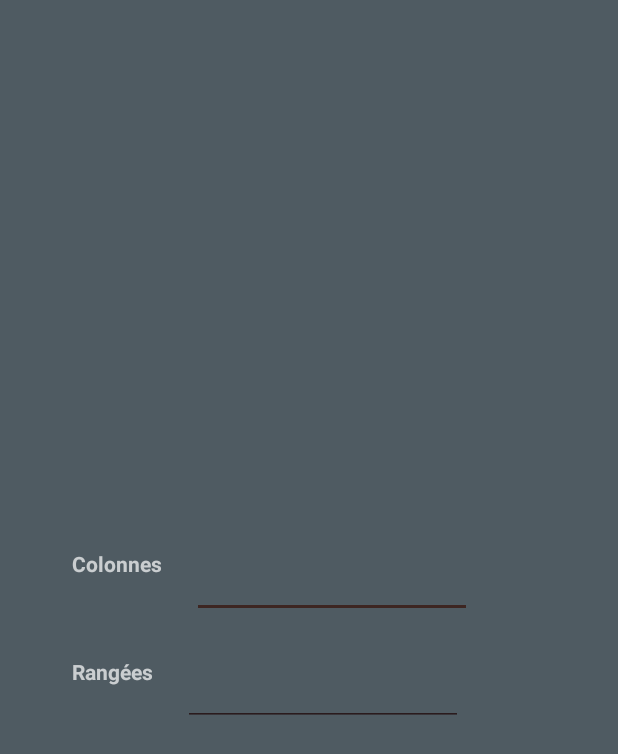
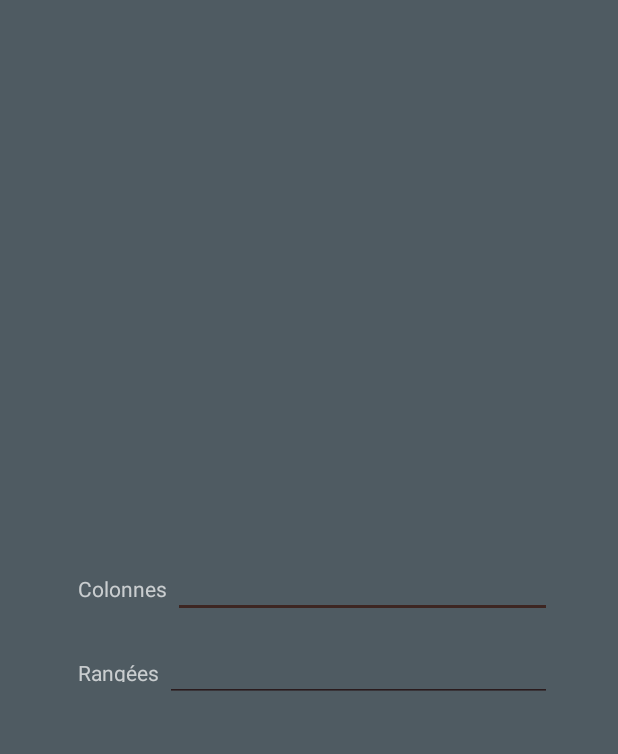
Before and after one commit to masalthunlass/gameOfLife, an Android app: the layout create_grid_dialog_layout.xml on its own in the app's theme, with its tools: preview values and no code run, on a phone screen of 412 x 824 dp. Shown: the top 754 px of the screen. Run offline under Robolectric (Android 15) with nearby library versions, the phone set to English and light mode, and no system bars.

Commit message:
menu + 1 dialog

```diff
--- a/app/build.gradle
+++ b/app/build.gradle
@@ -18,13 +18,16 @@ android {
             proguardFiles getDefaultProguardFile('proguard-android.txt'), 'proguard-rules.pro'
         }
     }
+
 }
+
 def androidArchVersion = '1.1.1'
 dependencies {
     implementation fileTree(dir: 'libs', include: ['*.jar'])
     implementation "org.jetbrains.kotlin:kotlin-stdlib:$kotlin_version"
     implementation 'com.android.support:appcompat-v7:25.1.0'
     implementation 'com.android.support:design:25.1.0'
+    implementation 'com.github.HITGIF:TextFieldBoxes:3.1.7'
     implementation "android.arch.lifecycle:extensions:$androidArchVersion"
     implementation 'com.android.support:support-v4:25.1.0'
     testImplementation 'junit:junit:4.12'
@@ -32,4 +35,6 @@ dependencies {
     testImplementation "android.arch.core:core-testing:$androidArchVersion"
     androidTestImplementation 'com.android.support.test:runner:1.0.2'
     androidTestImplementation 'com.android.support.test.espresso:espresso-core:3.0.2'
+
+
 }
--- a/app/src/main/AndroidManifest.xml
+++ b/app/src/main/AndroidManifest.xml
@@ -5,9 +5,9 @@
     <application
         android:allowBackup="true"
         android:icon="@mipmap/ic_launcher"
+        android:label="@string/app_name"
         android:roundIcon="@mipmap/ic_launcher_round"
-        android:supportsRtl="true"
-        android:theme="@style/AppTheme">
+        android:supportsRtl="true">
 
 
         <activity
--- a/app/src/main/java/com/example/masala/gameoflife/presentation/GridActivity.kt
+++ b/app/src/main/java/com/example/masala/gameoflife/presentation/GridActivity.kt
@@ -40,7 +40,7 @@ class GridActivity : AppCompatActivity() {
 
     private fun displayGrid(mViewModel: GridViewModel, rows: Int, columns: Int) {
 
-        setContentView(R.layout.grid_layout)
+        setContentView(R.layout.main_layout)
 
         val gridLayout: LinearLayout = findViewById(R.id.gridContainer) as LinearLayout
         val gridView = GridView(this, rows, columns)
--- a/app/src/main/java/com/example/masala/gameoflife/presentation/MainActivity.kt
+++ b/app/src/main/java/com/example/masala/gameoflife/presentation/MainActivity.kt
@@ -1,6 +1,7 @@
 package com.example.masala.gameoflife.presentation
 
 
+import android.app.FragmentTransaction
 import android.os.Bundle
 import android.support.design.widget.BottomNavigationView
 import android.support.v7.app.AppCompatActivity
@@ -13,9 +14,7 @@ class MainActivity : AppCompatActivity() {
     override fun onCreate(savedInstanceState: Bundle?) {
         super.onCreate(savedInstanceState);
         setContentView(R.layout.main_layout)
-
         displayBottomMenu()
-
     }
 
     private fun displayBottomMenu() {
@@ -26,10 +25,12 @@ class MainActivity : AppCompatActivity() {
             when (item.itemId) {
                 R.id.create_grid_btn -> {
                     CreateGridDialog().show(supportFragmentManager, "CREATE_GRID_DIALOG")
+
                     true
                 }
                 R.id.select_points_btn -> {
                     true
+
                 }
                 else -> true
             }
--- a/app/src/main/res/layout/create_grid_dialog_layout.xml
+++ b/app/src/main/res/layout/create_grid_dialog_layout.xml
@@ -1,6 +1,5 @@
 <?xml version="1.0" encoding="utf-8"?>
 <LinearLayout xmlns:android="http://schemas.android.com/apk/res/android"
-    xmlns:app="http://schemas.android.com/apk/res-auto"
     android:layout_width="match_parent"
     android:layout_height="wrap_content"
     android:layout_gravity="center"
@@ -9,17 +8,16 @@
     android:orientation="vertical"
     android:padding="24dp">
 
+
     <LinearLayout
         android:layout_width="match_parent"
         android:layout_height="wrap_content"
-            android:orientation="horizontal"
-            >
+        android:orientation="horizontal">
 
         <TextView
             android:id="@+id/label_height"
             style="@style/labelFormTheme"
             android:text="@string/longueur" />
-
 
         <EditText
             android:id="@+id/height_input"
@@ -30,8 +28,7 @@
     <LinearLayout
         android:layout_width="match_parent"
         android:layout_height="wrap_content"
-            android:orientation="horizontal"
-            >
+        android:orientation="horizontal">
 
         <TextView
             android:id="@+id/label_width"
@@ -44,31 +41,5 @@
             android:inputType="number" />
     </LinearLayout>
 
-   <!-- </LinearLayout> -->
-
-    <!--<android.support.design.widget.TextInputLayout
-     android:id="@+id/label_height"
-     android:layout_width="match_parent"
-     android:layout_height="wrap_content"
-     android:layout_marginTop="16dp"
-     android:textColorHint="@color/colorPrimary"
-     app:hintTextAppearance="@color/colorPrimaryLight">
-
-     <EditText
-         android:id="@+id/height_input"
-         style="@style/editTextFormTheme"
-         android:hint="@string/longueur"
-         android:inputType="number" />
- </android.support.design.widget.TextInputLayout> -->
-
-    <!--<Button
-        android:id="@+id/create_grid_btn"
-        android:layout_width="wrap_content"
-        android:layout_height="58dp"
-        android:layout_gravity="end"
-        android:layout_marginEnd="8dp"
-        android:background="@color/colorPrimary"
-        android:text="@string/ok"
-        android:textSize="15sp" />-->
 
 </LinearLayout>
--- a/app/src/main/res/values/styles.xml
+++ b/app/src/main/res/values/styles.xml
@@ -13,28 +13,43 @@
 
 
     <style name="editTextFormTheme" parent="@android:style/Widget.EditText">
-        <item name="android:paddingBottom">16dp</item>
-        <item name="android:textSize">16sp</item>
-        <item name="android:fontFamily">sans-serif</item>
-        <item name="android:layout_marginLeft">20dp</item>
-        <item name="android:layout_marginRight">20dp</item>
-        <item name="android:layout_width">wrap_content</item>
-        <item name="android:layout_height">56dp</item>
-        <item name="android:paddingLeft">10dp</item>
-        <item name="android:layout_marginTop">16dp</item>
-        <item name="android:ems">10</item>
-        <item name="android:textStyle">bold</item>
+            <item name="android:textSize">24sp</item>
+            <item name="android:fontFamily">sans-serif</item>
+            <item name="android:paddingLeft">12dp</item>
+            <item name="android:paddingRight">12dp</item>
+            <item name="android:paddingTop">16dp</item>
+            <item name="android:paddingBottom">16dp</item>
+            <item name="android:layout_width">280dp</item>
+            <item name="android:layout_height">56dp</item>
     </style>
 
     <style name="labelFormTheme" parent="@android:style/Widget.TextView">
+        <item name="android:height">16dp</item>
+        <item name="android:paddingLeft">4dp</item>
+        <item name="android:paddingRight">4dp</item>
         <item name="android:layout_width">wrap_content</item>
-        <item name="android:layout_height">match_parent</item>
-        <item name="android:textStyle">bold</item>
-        <item name="android:gravity">center_vertical</item>
+        <item name="android:layout_height">wrap_content</item>
 
+    </style>
+
+    <style name="FullScreenDialogStyle" parent="Theme.AppCompat.Dialog">
+        <item name="android:windowNoTitle">true</item>
+        <item name="colorPrimaryDark">@color/primaryDarkColor</item>
+        <item name="colorPrimary">@color/primaryColor</item>
+
+        <!-- Set this to true if you want Full Screen without status bar -->
+        <item name="android:windowFullscreen">false</item>
+
+        <item name="android:windowIsFloating">false</item>
+
+        <!-- This is important! Don't forget to set window background -->
+        <item name="android:windowBackground">@color/primaryTextColor</item>
+
+        <!-- Additionally if you want animations when dialog opening -->
+      <!--  <item name="android:windowEnterAnimation">@anim/slide_up</item>
+        <item name="android:windowExitAnimation">@anim/slide_down</item> -->
     </style>
 
 
 
-
 </resources>
--- a/build.gradle
+++ b/build.gradle
@@ -5,6 +5,7 @@ buildscript {
     repositories {
         google()
         jcenter()
+        //maven { url 'https://jitpack.io' }
     }
     dependencies {
         classpath 'com.android.tools.build:gradle:3.0.0'
@@ -20,6 +21,7 @@ allprojects {
     repositories {
         google()
         jcenter()
+       // maven { url 'https://jitpack.io' }
     }
 
 }
```
Also changed, not shown: app/src/main/java/com/example/masala/gameoflife/presentation/CreateGridDialog.kt (+14 -17 lines), app/src/main/res/layout/grid_layout.xml (deleted, +0 -9 lines), app/src/main/res/layout/main_layout.xml (+13 -1 lines). Lines whose indentation alone changed are shown as unchanged.
